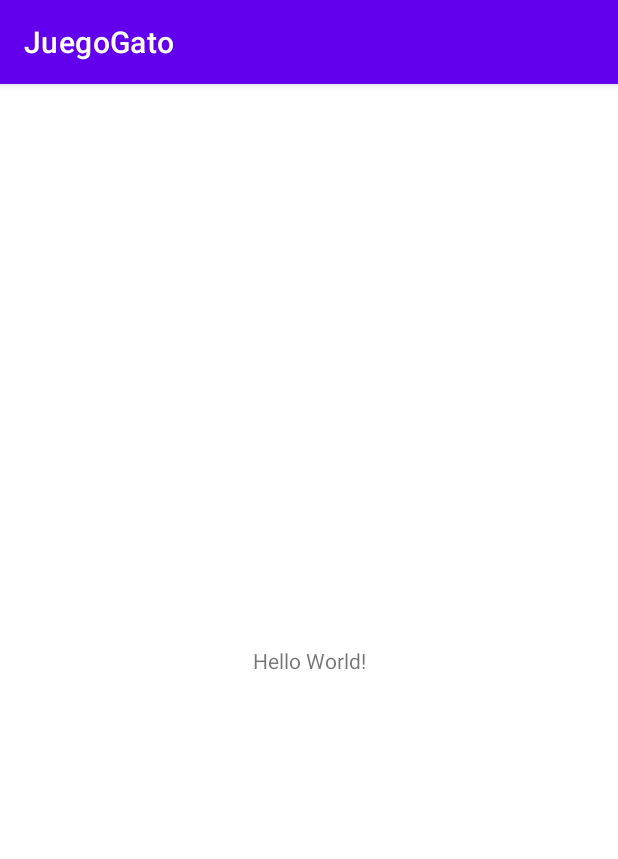
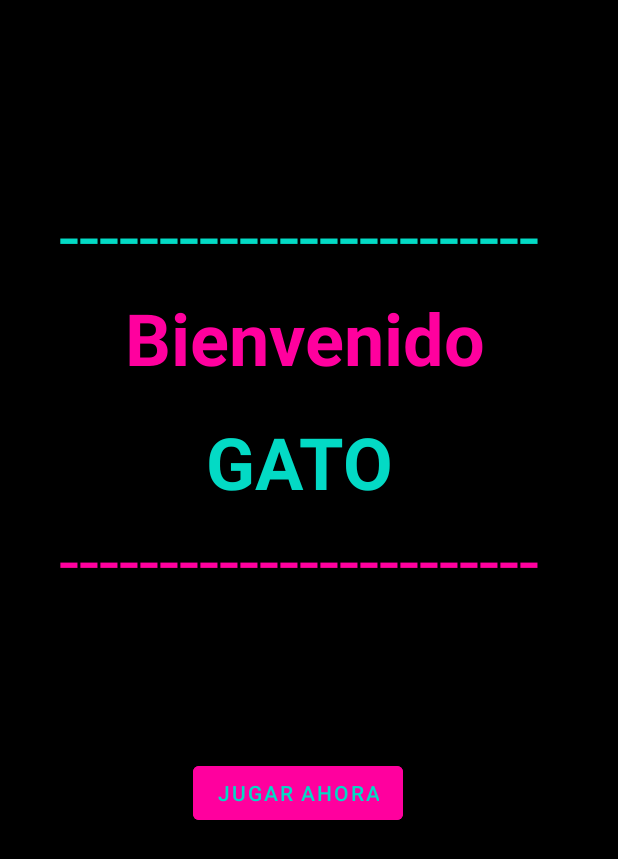
Before and after one commit to Dvendeb/AplicacionJuegoGato, an Android app: the screen it shows after launch (MainActivity), on a phone screen of 412 x 824 dp. Shown: the top 859 px of the screen. Run offline under Robolectric (Android 15) with nearby library versions, the phone set to English and light mode, and no system bars.

Commit message:
desing interfaces

```diff
--- a/JuegoGato/app/src/main/AndroidManifest.xml
+++ b/JuegoGato/app/src/main/AndroidManifest.xml
@@ -14,6 +14,12 @@
         android:theme="@style/Theme.JuegoGato"
         tools:targetApi="31">
         <activity
+            android:name=".MainActivity3"
+            android:exported="false" />
+        <activity
+            android:name=".MainActivity2"
+            android:exported="false" />
+        <activity
             android:name=".MainActivity"
             android:exported="true">
             <intent-filter>
--- a/JuegoGato/app/src/main/java/com/example/juegogato/MainActivity.java
+++ b/JuegoGato/app/src/main/java/com/example/juegogato/MainActivity.java
@@ -2,7 +2,9 @@ package com.example.juegogato;
 
 import androidx.appcompat.app.AppCompatActivity;
 
+import android.content.Intent;
 import android.os.Bundle;
+import android.view.View;
 
 public class MainActivity extends AppCompatActivity {
 
@@ -11,4 +13,9 @@ public class MainActivity extends AppCompatActivity {
         super.onCreate(savedInstanceState);
         setContentView(R.layout.activity_main);
     }
+    public void onClickJugar (View view){
+        Intent intent=new Intent(MainActivity.this,MainActivity3.class);
+        startActivity(intent);
+        finish();
+    }
 }
--- a/JuegoGato/app/src/main/res/layout/activity_main.xml
+++ b/JuegoGato/app/src/main/res/layout/activity_main.xml
@@ -4,15 +4,73 @@
     xmlns:tools="http://schemas.android.com/tools"
     android:layout_width="match_parent"
     android:layout_height="match_parent"
+    android:background="@color/black"
     tools:context=".MainActivity">
 
-    <TextView
+    <Button
+        android:id="@+id/btn_ingresar"
         android:layout_width="wrap_content"
         android:layout_height="wrap_content"
-        android:text="Hello World!"
-        app:layout_constraintBottom_toBottomOf="parent"
+        android:layout_marginTop="100dp"
+        android:backgroundTint="@color/pink"
+        android:onClick="onClickJugar"
+        android:text="@string/jugar_ahora"
+        android:textColor="@color/teal_200"
         app:layout_constraintEnd_toEndOf="parent"
+        app:layout_constraintHorizontal_bias="0.472"
+        app:layout_constraintStart_toStartOf="parent"
+        app:layout_constraintTop_toBottomOf="@+id/textView3"
+        tools:ignore="TextContrastCheck" />
+
+    <TextView
+        android:id="@+id/textView"
+        android:layout_width="wrap_content"
+        android:layout_height="wrap_content"
+        android:layout_marginTop="4dp"
+        android:layout_marginEnd="36dp"
+        android:text="@string/bienvenido"
+        android:textColor="@color/pink"
+        android:textSize="48sp"
+        android:textStyle="bold"
+        app:layout_constraintEnd_toEndOf="@+id/textView4"
+        app:layout_constraintTop_toBottomOf="@+id/textView4" />
+
+    <TextView
+        android:id="@+id/textView2"
+        android:layout_width="wrap_content"
+        android:layout_height="wrap_content"
+        android:text="@string/gato"
+        android:textColor="@color/teal_200"
+        android:textSize="48sp"
+        android:textStyle="bold"
+        app:layout_constraintBottom_toTopOf="@+id/textView3"
+        app:layout_constraintEnd_toEndOf="parent"
+        app:layout_constraintHorizontal_bias="0.479"
+        app:layout_constraintStart_toStartOf="parent" />
+
+    <TextView
+        android:id="@+id/textView4"
+        android:layout_width="wrap_content"
+        android:layout_height="wrap_content"
+        android:layout_marginTop="124dp"
+        android:text="@string/lineas"
+        android:textColor="@color/teal_200"
+        android:textSize="48sp"
+        app:layout_constraintEnd_toEndOf="parent"
+        app:layout_constraintHorizontal_bias="0.428"
         app:layout_constraintStart_toStartOf="parent"
         app:layout_constraintTop_toTopOf="parent" />
 
+    <TextView
+        android:id="@+id/textView3"
+        android:layout_width="wrap_content"
+        android:layout_height="wrap_content"
+        android:layout_marginTop="340dp"
+        android:text="@string/lineas"
+        android:textColor="@color/pink"
+        android:textSize="48sp"
+        app:layout_constraintEnd_toEndOf="parent"
+        app:layout_constraintHorizontal_bias="0.428"
+        app:layout_constraintStart_toStartOf="parent"
+        app:layout_constraintTop_toTopOf="parent" />
 </androidx.constraintlayout.widget.ConstraintLayout>
--- a/JuegoGato/app/src/main/res/values/colors.xml
+++ b/JuegoGato/app/src/main/res/values/colors.xml
@@ -7,4 +7,5 @@
     <color name="teal_700">#FF018786</color>
     <color name="black">#FF000000</color>
     <color name="white">#FFFFFFFF</color>
+    <color name="pink">#FF009E</color>
 </resources>
--- a/JuegoGato/app/src/main/res/values/strings.xml
+++ b/JuegoGato/app/src/main/res/values/strings.xml
@@ -1,3 +1,9 @@
 <resources>
     <string name="app_name">JuegoGato</string>
+    <string name="bienvenido">Bienvenido</string>
+    <string name="gato">GATO</string>
+    <string name="lineas">------------------------</string>
+    <string name="jugar_ahora">Jugar Ahora</string>
+    <string name="ingresa_nombre_jugador_1">Ingresa nombre jugador 1:</string>
+    <string name="ingresa_nombre_jugador_2">Ingresa nombre jugador 2:</string>
 </resources>
--- a/JuegoGato/app/src/main/res/values/themes.xml
+++ b/JuegoGato/app/src/main/res/values/themes.xml
@@ -1,6 +1,6 @@
 <resources xmlns:tools="http://schemas.android.com/tools">
     <!-- Base application theme. -->
-    <style name="Theme.JuegoGato" parent="Theme.MaterialComponents.DayNight.DarkActionBar">
+    <style name="Theme.JuegoGato" parent="Theme.MaterialComponents.DayNight.NoActionBar">
         <!-- Primary brand color. -->
         <item name="colorPrimary">@color/purple_500</item>
         <item name="colorPrimaryVariant">@color/purple_700</item>
```
Also changed, not shown: JuegoGato/app/src/main/java/com/example/juegogato/MainActivity2.java (added, +14 -0 lines), JuegoGato/app/src/main/java/com/example/juegogato/MainActivity3.java (added, +27 -0 lines), JuegoGato/app/src/main/res/layout/activity_main2.xml (added, +209 -0 lines), JuegoGato/app/src/main/res/layout/activity_main3.xml (added, +74 -0 lines), JuegoGato/app/src/main/res/drawable/backgroundcat.png (added), JuegoGato/app/src/main/res/drawable/backgroundnames.png (added).
